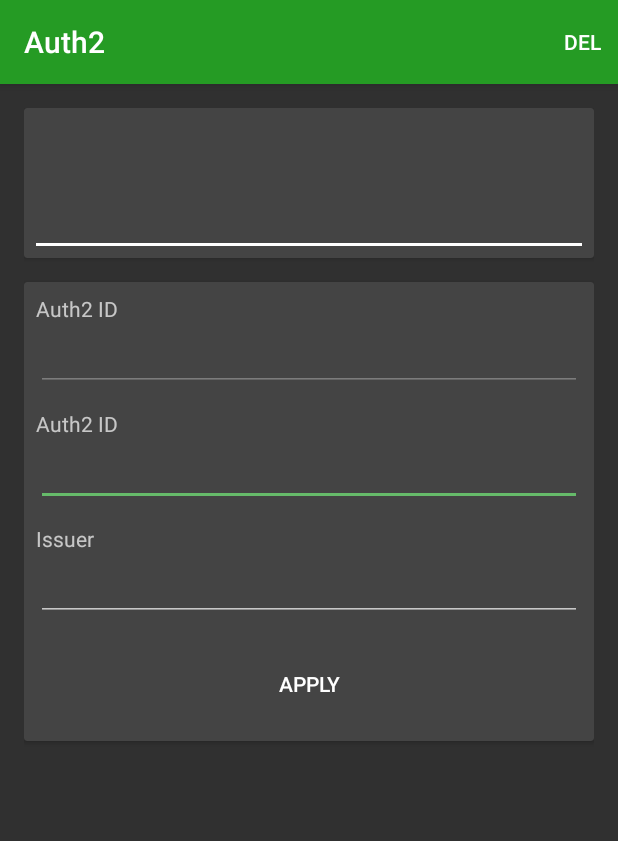
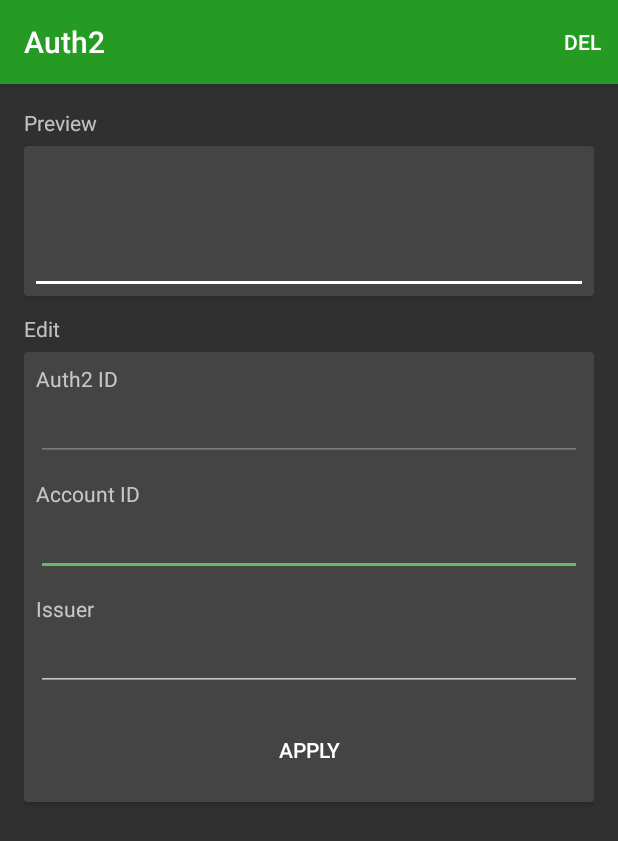
Before and after one commit to kuluna/Auth2, an Android app: the DetailActivity screen opened directly, with no data from a screen before it, on a phone screen of 412 x 824 dp. Shown: the top 841 px of the screen. Run offline under Robolectric (Android 15) with nearby library versions, the phone set to English and light mode, and no system bars; libraries missing offline, so code that uses them is left out: com.activeandroid, com.activeandroid.query; 1 statement that could not run was skipped.

Commit message:
デザインの微調整

```diff
--- a/mobile/build.gradle
+++ b/mobile/build.gradle
@@ -31,7 +31,7 @@ repositories {
 dependencies {
     compile fileTree(dir: 'libs', include: ['*.jar'])
     wearApp project(':wearable')
-    compile 'com.google.android.gms:play-services:+'
+    compile 'com.google.android.gms:play-services-wearable:+'
     compile 'com.android.support:appcompat-v7:+'
     compile 'com.android.support:cardview-v7:+'
     compile 'com.android.support:recyclerview-v7:+'
--- a/mobile/src/main/res/layout/activity_detail.xml
+++ b/mobile/src/main/res/layout/activity_detail.xml
@@ -4,21 +4,33 @@
     android:layout_width="match_parent"
     android:layout_height="match_parent"
     android:orientation="vertical"
-    android:paddingBottom="@dimen/activity_vertical_margin"
     android:paddingLeft="@dimen/activity_horizontal_margin"
     android:paddingRight="@dimen/activity_horizontal_margin"
     android:paddingTop="@dimen/activity_vertical_margin"
     tools:context="app.kuluna.jp.auth2.DetailActivity">
 
+    <TextView
+        android:layout_width="wrap_content"
+        android:layout_height="wrap_content"
+
+        android:text="@string/preview" />
+
     <include
         layout="@layout/list_card"
         android:layout_width="match_parent"
-        android:layout_height="wrap_content" />
+        android:layout_height="wrap_content"
+        android:layout_marginBottom="12dp"
+        android:layout_marginTop="6dp" />
+
+    <TextView
+        android:layout_width="wrap_content"
+        android:layout_height="wrap_content"
+        android:text="@string/edit" />
 
     <android.support.v7.widget.CardView
         android:layout_width="match_parent"
         android:layout_height="wrap_content"
-        android:layout_marginTop="16dp"
+        android:layout_marginTop="6dp"
         card_view:cardBackgroundColor="#444"
         card_view:cardCornerRadius="2dp">
 
@@ -44,7 +56,7 @@
             <TextView
                 android:layout_width="wrap_content"
                 android:layout_height="wrap_content"
-                android:text="@string/auth2id" />
+                android:text="@string/accountid" />
 
             <EditText
                 android:id="@+id/edittext_accountId"
@@ -74,7 +86,7 @@
                 android:id="@+id/button_apply"
                 style="?android:attr/borderlessButtonStyle"
                 android:layout_width="match_parent"
-                android:layout_height="60dp"
+                android:layout_height="54dp"
                 android:text="@string/apply" />
         </LinearLayout>
     </android.support.v7.widget.CardView>
--- a/mobile/src/main/res/values/strings.xml
+++ b/mobile/src/main/res/values/strings.xml
@@ -7,6 +7,8 @@
     <string name="confirm_delete">Delete Token?</string>
     <string name="cancel">Cancel</string>
     <string name="error_uri">Sorry, TOTP Only</string>
+    <string name="preview">Preview</string>
+    <string name="edit">Edit</string>
     <string name="auth2id">Auth2 ID</string>
     <string name="accountid">Account ID</string>
     <string name="issuer">Issuer</string>
```
Also changed, not shown: mobile/src/main/java/app/kuluna/jp/auth2/DetailActivity.java (+12 -6 lines), mobile/src/main/java/app/kuluna/jp/auth2/MainActivity.java (+3 -5 lines), 1 other file.
